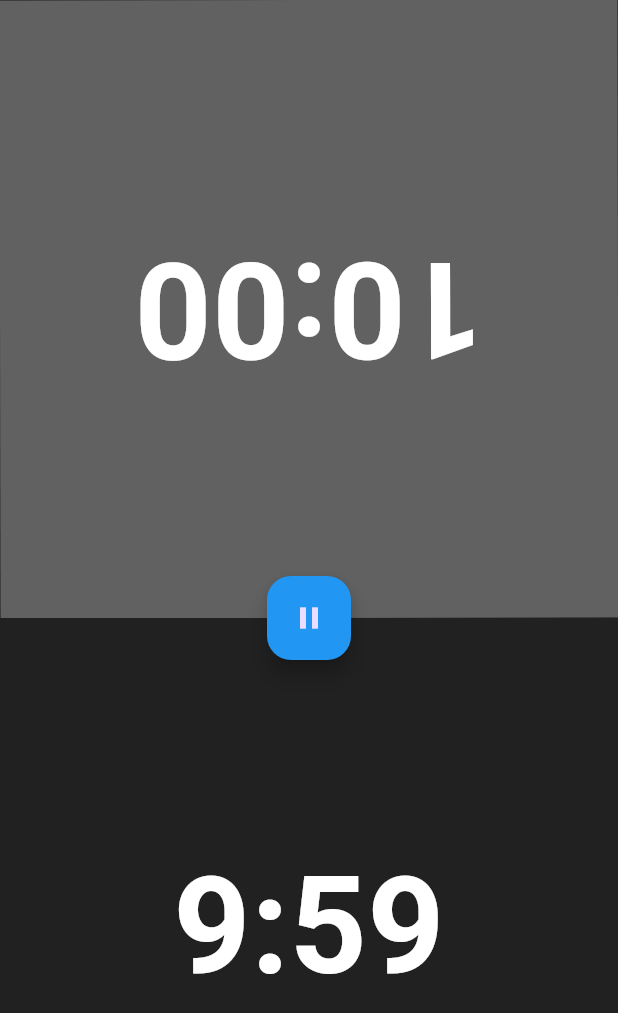
After one commit to TBChess/TBChess, a Flutter app: the ClockPage screen opened directly, after a tap on an icon or button, on a phone screen of 412 x 824 dp. The commit adds this screen. Shown: the top 1013 px of the screen. Run offline on Flutter 3.47's test engine with Material 3 defaults, Android fonts, the light colour scheme and no system bars; our stand-ins replace flutter_svg, go_router, pocketbase, qr_flutter, shared_preferences, web; missing offline and left inert: dart:js_interop; accounts and stored records are empty; network calls fail.

Commit message:
Add clock

```diff
--- a/app/lib/main.dart
+++ b/app/lib/main.dart
@@ -7,6 +7,7 @@ import 'package:tbchessapp/pages/login_otp.dart';
 import 'package:tbchessapp/pages/events.dart';
 import 'package:tbchessapp/pages/event_details.dart';
 import 'package:tbchessapp/pages/leaderboard.dart';
+import 'package:tbchessapp/pages/clock.dart';
 import 'package:pocketbase/pocketbase.dart';
 import 'package:shared_preferences/shared_preferences.dart';
 import 'package:tbchessapp/config.dart';
@@ -87,6 +88,13 @@ final _router = GoRouter(
       builder: (context, state) {
         final venueId = state.pathParameters['venueId']!;
         return LeaderBoardPage(venueId);
+      },
+    ),
+
+    GoRoute(
+      path: '/clock/:time',
+      builder: (context, state){
+        return ClockPage(time: state.pathParameters['time']!);
       },
     ),
   ],
--- /dev/null
+++ b/app/lib/pages/clock.dart
@@ -0,0 +1,299 @@
+import 'dart:async';
+import 'package:web/web.dart' as web;
+import 'package:flutter/material.dart';
+import 'package:flutter/foundation.dart';
+import 'package:tbchessapp/main.dart';
+
+class ClockPage extends StatefulWidget {
+  final String time;
+  const ClockPage({this.time = "10+0", super.key});
+
+  @override
+  State<ClockPage> createState() => _ClockPageState();
+}
+
+enum ClockState { started, paused, init, finish }
+
+const msstep = 25;
+
+class _ClockPageState extends State<ClockPage> {
+  void playSound() async {
+    // TODO
+  }
+
+  Duration timePlayer1 = Duration(seconds: 0);
+  Duration timePlayer2 = Duration(seconds: 0);
+  double delayPlayer1 = 0;
+  double delayPlayer2 = 0;
+  int playerToMove = 0;
+
+  int delay = 0;
+  int increment = 0;
+  Duration time = Duration(minutes: 3);
+
+  late Timer _timer;
+
+  ClockState clockState = ClockState.init;
+
+  void initClock() {
+    if (widget.time.contains("+")){
+      try{
+        final parts = widget.time.split("+").map((p) => int.parse(p)).toList();
+        if (parts.length == 2){
+          time = Duration(minutes: parts[0]);
+          increment = parts[1];
+        }
+      }catch(_){
+        // pass
+      }
+    }
+    timePlayer1 = Duration(microseconds: time.inMicroseconds) + Duration(milliseconds: 999);
+    timePlayer2 = Duration(microseconds: time.inMicroseconds) + Duration(milliseconds: 999);
+    delayPlayer1 = delayPlayer2 = 0;
+    clockState = ClockState.init;
+  }
+
+  @override
+  void initState() {
+    super.initState();
+    initClock();
+  }
+
+  @override
+  void dispose(){
+    super.dispose();
+  }
+
+  void onRestartPressed(BuildContext context) {
+    if (clockState == ClockState.paused || clockState == ClockState.finish) {
+      setState(() {
+        initClock();
+      });
+    }
+  }
+
+  void onPausePressed() {
+    if (clockState == ClockState.started) {
+      setState(() {
+        clockState = ClockState.paused;
+        _timer.cancel();
+      });
+    } else if (clockState == ClockState.paused) {
+      // pause it:
+      setState(() {
+        clockState = ClockState.started;
+        _timer = Timer.periodic(Duration(milliseconds: msstep), tickHandler);
+      });
+    }
+  }
+
+  void onHomePressed() {
+    context.goBackOrTo("/");
+  }
+
+  void tickHandler(Timer timer){
+    if (clockState == ClockState.started) {
+      setState(() {
+        if (playerToMove == 1) {
+          if (delayPlayer1 > 0) {
+            delayPlayer1 -= msstep / 1000;
+          } else {
+            timePlayer1 -= Duration(milliseconds: (msstep - delayPlayer1).toInt());
+
+            if (timePlayer1.inMilliseconds <= 0) {
+              clockState = ClockState.finish;
+              playSound();
+            }
+          }
+        } else if (playerToMove == 2) {
+          if (delayPlayer2 > 0) {
+            delayPlayer2 -= msstep / 1000;
+          } else {
+            timePlayer2 -= Duration(milliseconds: (msstep - delayPlayer2).toInt());
+            if (timePlayer2.inMilliseconds <= 0) {
+              clockState = ClockState.finish;
+              playSound();
+            }
+          }
+        }
+      });
+    } else {
+      timer.cancel();
+    }
+  }
+
+  void startClock(int player) {
+    if (clockState != ClockState.init) return;
+    setState(() {
+      clockState = ClockState.started;
+      if (player == 1){
+        playerToMove = 2;
+        delayPlayer2 = delay.toDouble();
+        delayPlayer1 = 0;
+      }else{
+        playerToMove = 1;
+        delayPlayer1 = delay.toDouble();
+        delayPlayer2 = 0;
+      }
+      _timer = Timer.periodic(Duration(milliseconds: msstep), tickHandler);
+    });
+  }
+
+  void onPlayerTap(int player) {
+    // Keep screen turned on
+    if (kIsWeb){
+      try{
+        web.window.navigator.wakeLock.request('screen');
+      }catch(_){
+        // pass
+      }
+    }
+
+    if (clockState == ClockState.init) {
+      startClock(player);
+    }
+    if (clockState == ClockState.started) {
+      if (player == playerToMove) {
+        setState(() {
+          if (playerToMove == 1) {
+            playerToMove = 2;
+            delayPlayer2 = delay.toDouble();
+            timePlayer1 += Duration(seconds: increment);
+            delayPlayer1 = 0;
+          } else if (playerToMove == 2) {
+            playerToMove = 1;
+            delayPlayer1 = delay.toDouble();
+            timePlayer2 += Duration(seconds: increment);
+            delayPlayer2 = 0;
+          }
+        });
+      }
+    }
+  }
+
+  String duration2str(Duration d) {
+    String twoDigits(int n) => n.toString().padLeft(2, "0");
+    int hours = d.inHours.remainder(60);
+    int minutes = d.inMinutes.remainder(60);
+    int seconds = d.inSeconds.remainder(60);
+    if (hours != 0) {
+      return "$hours:${twoDigits(minutes)}:${twoDigits(seconds)}";
+    } else {
+      return "$minutes:${twoDigits(seconds)}";
+    }
+  }
+
+  @override
+  build(BuildContext context) {
+    String displayedTimePlayer1 = duration2str(timePlayer1);
+    String displayedTimePlayer2 = duration2str(timePlayer2);
+
+    List<Widget> buttons = [];
+
+    if (clockState == ClockState.finish || clockState == ClockState.paused) {
+      buttons.add(
+        FloatingActionButton(
+          onPressed: () => onRestartPressed(context),
+          backgroundColor: Colors.blue,
+          child: Icon(Icons.replay),
+        ),
+      );
+    }
+    if (clockState == ClockState.started){
+      buttons.add(FloatingActionButton(
+        onPressed: onPausePressed,
+        backgroundColor: Colors.blue,
+        child: Icon(Icons.pause),
+      ));
+    }
+    if (clockState == ClockState.init || clockState == ClockState.paused){
+      buttons.add(FloatingActionButton(
+        onPressed: onHomePressed,
+        backgroundColor: Colors.blue,
+        child: Icon(Icons.home),
+      ));
+    }
+    if (clockState == ClockState.paused){
+      buttons.add(FloatingActionButton(
+        onPressed: onPausePressed,
+        backgroundColor: Colors.blue,
+        child: Icon(Icons.play_arrow),
+      ));
+    }
+
+    return Scaffold(
+        body: Stack(children: [
+              Column(
+                children: [
+                  Expanded(
+                      flex: 3,
+                      child: Transform.rotate(
+                        angle: 3.14,
+                        child: Stack(
+                          children: [
+                            Material(
+                                color: (clockState == ClockState.init || playerToMove == 2) ? Colors.grey[900] : Colors.grey[700],
+                                child: InkWell(
+                                    highlightColor: Colors.grey[800],
+                                    splashColor: Colors.grey[800],
+                                    onTap: () {
+                                      onPlayerTap(2);
+                                    },
+                                    child: Stack(children: [
+                                      Center(
+                                        child: Text(
+                                          displayedTimePlayer2,
+                                          style: TextStyle(
+                                              color: Colors.white,
+                                              fontSize: 90,
+                                              fontWeight: FontWeight.bold),
+                                        ),
+                                      ),
+                                    ]))),
+                            // Text(player2DelayProgress.toString()),
+                          ],
+                        ),
+                      )),
+                  Expanded(
+                    flex: 3,
+                    child: Stack(
+                      children: [
+                        Material(
+                            color: (clockState == ClockState.init || playerToMove == 1) ? Colors.grey[900] : Colors.grey[700],
+                            child: InkWell(
+                                highlightColor: Colors.grey[800],
+                                splashColor: Colors.grey[800],
+                                onTap: () {
+                                  onPlayerTap(1);
+                                },
+                                child: Stack(children: [
+                                  Center(
+                                    child: Text(
+                                      displayedTimePlayer1,
+                                      style: TextStyle(
+                                          color: Colors.white,
+                                          fontSize: 90,
+                                          fontWeight: FontWeight.bold),
+                                    ),
+                                  ),
+                                ]))),
+                        // Text(player1DelayProgress.toString()),
+                      ],
+                    ),
+                  ),
+                ],
+              ),
+              Row(children: [
+                Expanded(
+                  child: Center(
+                    child: Row(
+                      mainAxisAlignment: MainAxisAlignment.spaceEvenly,
+                      children: buttons,
+                    ),
+                  ),
+                )
+              ])
+            ])
+          );
+  }
+}
--- a/app/lib/pages/event_details.dart
+++ b/app/lib/pages/event_details.dart
@@ -422,7 +422,7 @@ class _EventDetailsPageState extends State<EventDetailsPage> {
                                   )),
                                   const SizedBox(height: 16),
 
-                                  if (userCurrentGame != null) ...[EventVS(userCurrentGame), const SizedBox(height: 16)],
+                                  if (userCurrentGame != null) ...[EventVS(userCurrentGame, event.getStringValue("time_control", "10+0")), const SizedBox(height: 16)],
                                   if (otherRoundGames != null) EventGameList(otherRoundGames, isOwner: isOwner),
 
                                 ],
--- a/app/lib/widgets/event_vs.dart
+++ b/app/lib/widgets/event_vs.dart
@@ -7,8 +7,9 @@ import 'package:tbchessapp/widgets/report_score_dialog.dart';
 
 class EventVS extends StatefulWidget  {
   final RecordModel game;
+  final String time;
 
-  const EventVS(this.game, {super.key});
+  const EventVS(this.game, this.time, {super.key});
 
   @override
   State<EventVS> createState() => _EventVSState();
@@ -131,7 +132,7 @@ class _EventVSState extends State<EventVS>{
       }
 
       Widget bottomText = Container();
-      List<Widget> reportScore = [Container()];
+      List<Widget> actionButtons = [Container()];
 
       String userColor = "";
       if (userId != null){
@@ -158,7 +159,9 @@ class _EventVSState extends State<EventVS>{
                 ),
               );
 
-            reportScore = [ const SizedBox(height: 16), ElevatedButton(
+            actionButtons = [ const SizedBox(height: 16),
+              Column(children: [
+                ElevatedButton.icon(
                   style: ElevatedButton.styleFrom(
                   backgroundColor: Colors.blue,
                   minimumSize: const Size(160, 52),
@@ -170,8 +173,25 @@ class _EventVSState extends State<EventVS>{
                       title: "Round ${game.getIntValue("round")}"
                     )
                   },
-              child: Text("Report Score")
-            )];
+                  icon: Icon(Icons.assignment_turned_in),
+                  label: Text("Report Score")
+                ),
+                const SizedBox(height: 16),
+                ElevatedButton.icon(
+                  onPressed: () {
+                    context.goPush('/clock/${widget.time}');
+                  },
+                  icon: const Icon(Icons.punch_clock, size: 16),
+                  label: const Text('Open Clock', style: TextStyle(fontSize: 14)),
+                  style: ElevatedButton.styleFrom(
+                    backgroundColor: Colors.transparent,
+                    side: BorderSide(color: Colors.grey.withValues(alpha: 0.3)),
+                    overlayColor: Colors.grey.withValues(alpha: 0.1),
+                    padding: const EdgeInsets.symmetric(horizontal: 12, vertical: 4),
+                  ),
+                )
+                ]
+              ,)];
           }
         }
       }
@@ -318,7 +338,7 @@ class _EventVSState extends State<EventVS>{
         Column(mainAxisAlignment: MainAxisAlignment.center,
           children: [
             bottomText,
-            ...reportScore,
+            ...actionButtons,
         ],)
       ],
     );
```
Lines whose indentation alone changed are shown as unchanged.
